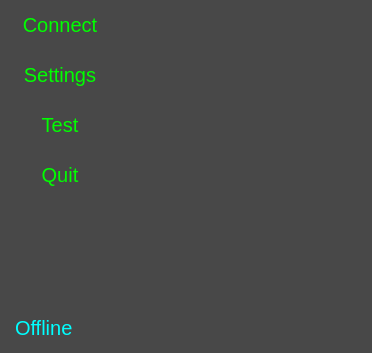
The window that C++/DataRecorder/DataRecorder/mainwindow.ui (YuretsFoxie/Code) describes before a commit, drawn with Qt 5.
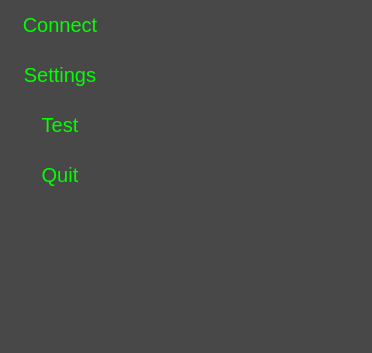
The same window after the commit. Icons and pictures are not drawn. Custom widgets are drawn as their Qt base class.

```diff
--- a/C++/DataRecorder/DataRecorder/mainwindow.ui
+++ b/C++/DataRecorder/DataRecorder/mainwindow.ui
@@ -280,7 +280,7 @@
           <string notr="true"/>
          </property>
          <property name="text">
-          <string>Offline</string>
+          <string/>
          </property>
         </widget>
        </item>
```
